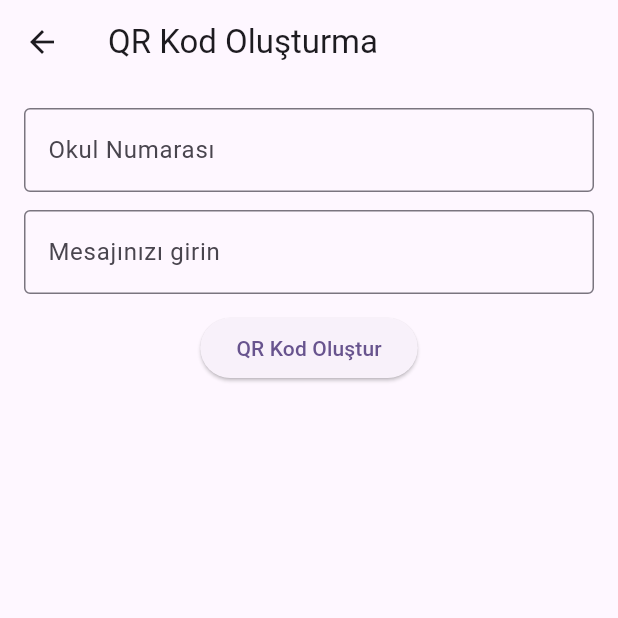
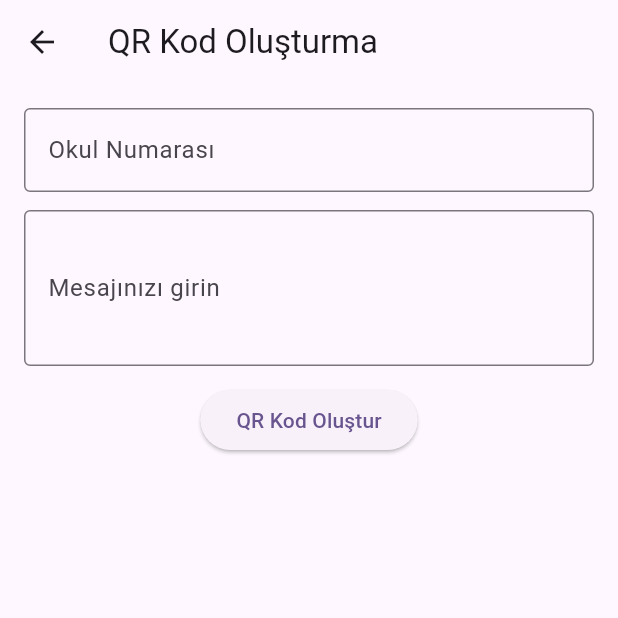
Before and after one commit to fyzcelik/qr-encrypted-access, a Flutter app: the screen it shows after launch, after a tap on "QR Kod Oluştur", on a phone screen of 412 x 824 dp, the top half of it. Run offline on Flutter 3.47's test engine with Material 3 defaults, Android fonts, the light colour scheme and no system bars; our stand-ins replace qr_flutter; missing offline and left inert: cryptography, mobile_scanner.

Commit message:
32bit-fix

```diff
--- a/lib/main.dart
+++ b/lib/main.dart
@@ -73,39 +73,49 @@ class _QrGeneratePageState extends State<QrGeneratePage> {
   final TextEditingController messageController = TextEditingController();
   final TextEditingController studentIdController = TextEditingController();
   String? qrCodeData;
+  String? errorMessage;
   bool isGenerating = false;
 
+  final nonce = List<int>.filled(12, 1); // Sabit nonce (aynı değer çözme tarafında da kullanılmalı)
+
   Future<void> generateQrCode() async {
-    if (messageController.text.isEmpty || studentIdController.text.isEmpty) {
+    final message = messageController.text.trim();
+    final studentId = studentIdController.text.trim();
+
+    if (message.isEmpty || studentId.isEmpty) {
       setState(() {
-        qrCodeData = 'Lütfen mesaj ve okul numarasını girin.';
+        errorMessage = 'Lütfen mesaj ve okul numarasını girin.';
+        qrCodeData = null;
       });
       return;
     }
 
     setState(() {
       isGenerating = true;
-      qrCodeData = '';
+      qrCodeData = null;
+      errorMessage = null;
     });
 
     try {
-      // Derive key from student ID using SHA256
-      final studentId = studentIdController.text;
+      // Şifreleme anahtarını okul numarasından türet
       final keyBytes = sha256.convert(utf8.encode(studentId)).bytes;
       final secretKey = SecretKey(keyBytes);
+
       final encrypter = AesGcm.with256bits();
       final cipherText = await encrypter.encrypt(
-        utf8.encode(messageController.text),
+        utf8.encode(message),
         secretKey: secretKey,
+        nonce: nonce,
       );
 
       final encodedMessage = base64.encode(cipherText.cipherText);
+
       setState(() {
         qrCodeData = encodedMessage;
       });
     } catch (e) {
       setState(() {
-        qrCodeData = 'Şifreleme hatası: $e';
+        errorMessage = 'Şifreleme hatası: $e';
       });
     } finally {
       setState(() => isGenerating = false);
@@ -115,47 +125,54 @@ class _QrGeneratePageState extends State<QrGeneratePage> {
   @override
   Widget build(BuildContext context) {
     return Scaffold(
-      appBar: AppBar(title: Text("QR Kod Oluşturma")),
+      appBar: AppBar(title: const Text("QR Kod Oluşturma")),
       body: Padding(
         padding: const EdgeInsets.all(16.0),
         child: Column(
           children: [
             TextField(
               controller: studentIdController,
-              decoration: InputDecoration(
+              decoration: const InputDecoration(
                 labelText: 'Okul Numarası',
                 border: OutlineInputBorder(),
               ),
+              keyboardType: TextInputType.number,
             ),
-            SizedBox(height: 12),
+            const SizedBox(height: 12),
             TextField(
               controller: messageController,
-              decoration: InputDecoration(
+              maxLines: 3,
+              decoration: const InputDecoration(
                 labelText: 'Mesajınızı girin',
                 border: OutlineInputBorder(),
               ),
             ),
-            SizedBox(height: 12),
+            const SizedBox(height: 12),
             ElevatedButton(
               onPressed: isGenerating ? null : generateQrCode,
-              child: Text("QR Kod Oluştur"),
+              child: const Text("QR Kod Oluştur"),
             ),
-            SizedBox(height: 12),
-            if (qrCodeData != null && qrCodeData!.isNotEmpty)
-              Column(
-                children: [
-                  Text(
+            const SizedBox(height: 12),
+            if (isGenerating) const CircularProgressIndicator(),
+
+            if (errorMessage != null) ...[
+              const SizedBox(height: 12),
+              Text(errorMessage!, style: const TextStyle(color: Colors.red)),
+            ],
+
+            if (qrCodeData != null && qrCodeData!.isNotEmpty) ...[
+              const SizedBox(height: 16),
+              const Text(
                 'Şifreli Mesaj:',
                 style: TextStyle(fontSize: 16),
               ),
-                  SizedBox(height: 8),
+              const SizedBox(height: 8),
               QrImageView(
                 data: qrCodeData!,
                 version: QrVersions.auto,
                 size: 200.0,
               ),
             ],
-              ),
           ],
         ),
       ),
```
Also changed, not shown: lib/interface/qr_decrypt_page.dart (+10 -2 lines), lib/interface/qr_generate_page.dart (+9 -2 lines), 5 other files. Lines whose indentation alone changed are shown as unchanged.
